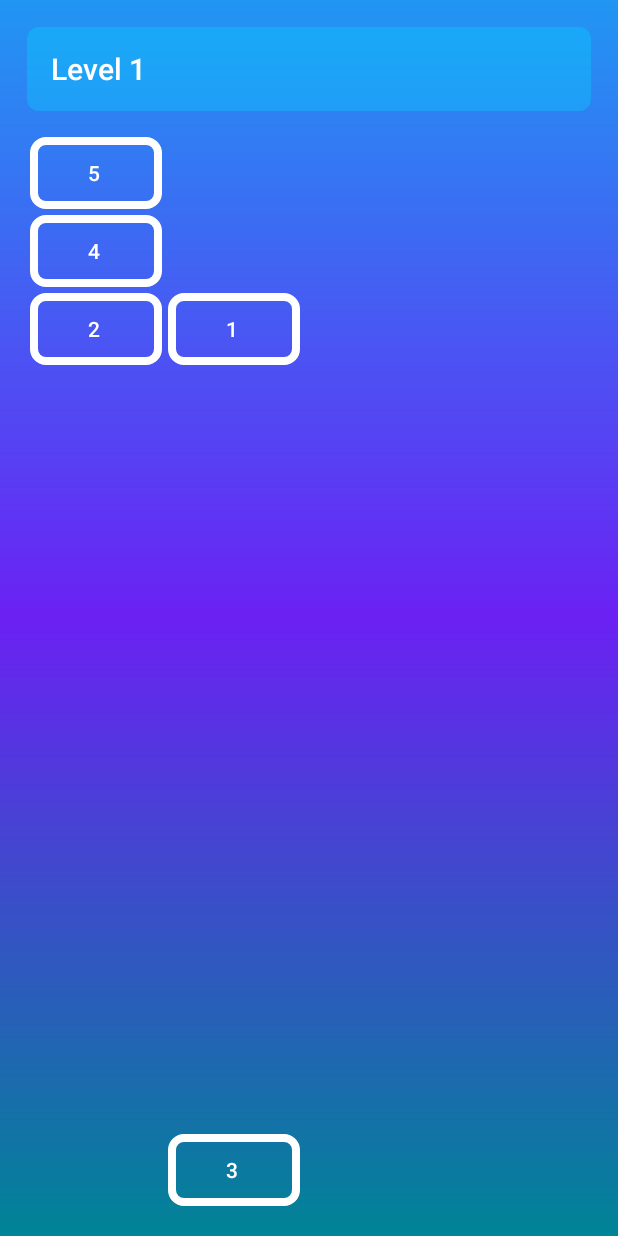
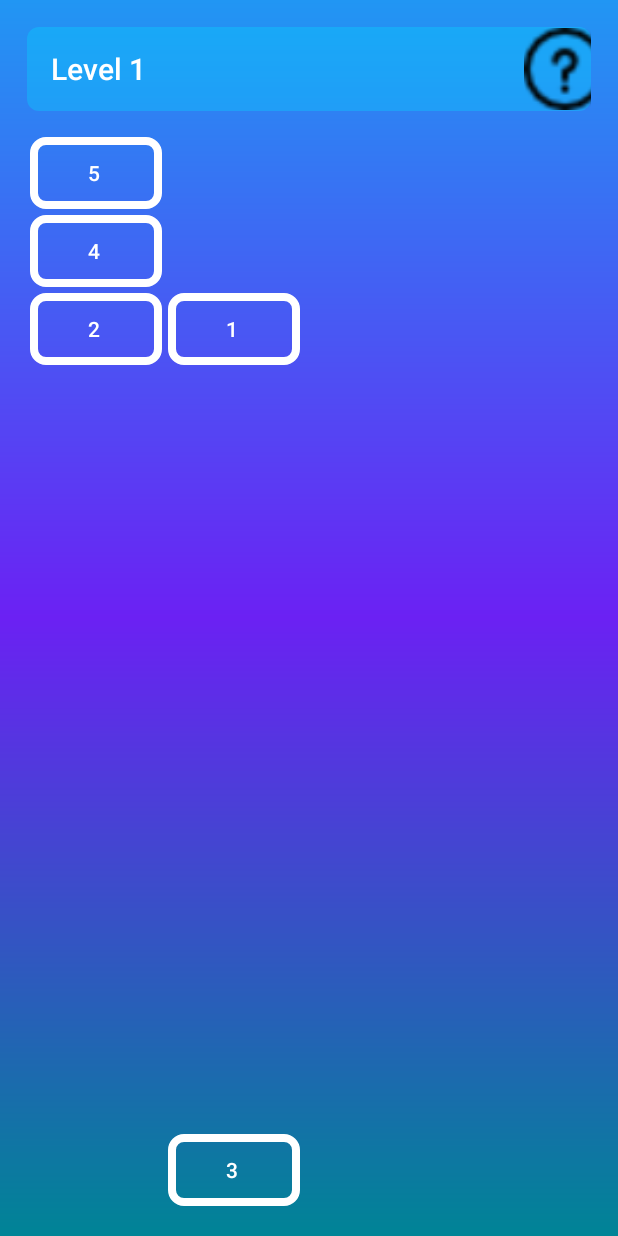
Before and after one commit to EinavShuki/BrainQuiz, an Android app: the screen it shows after launch (VisualMemoryActivity), after a tap on "Visual Memory", on a phone screen of 412 x 824 dp. Run offline under Robolectric (Android 15) with nearby library versions, the phone set to English and light mode, and no system bars.

Commit message:
avoid turning screen to side in each activity, addind an explanation popup-need to work on it's visibility

```diff
--- a/app/src/main/java/com/example/brainquiz/activities/NumberMemoryActivity.java
+++ b/app/src/main/java/com/example/brainquiz/activities/NumberMemoryActivity.java
@@ -14,6 +14,7 @@ import android.content.SharedPreferences;
 import android.os.Bundle;
 import android.view.View;
 import android.view.animation.LinearInterpolator;
+import android.widget.ImageButton;
 import android.widget.ProgressBar;
 import android.widget.TextView;
 import android.widget.Toast;
--- a/app/src/main/java/com/example/brainquiz/activities/VisualMemoryActivity.java
+++ b/app/src/main/java/com/example/brainquiz/activities/VisualMemoryActivity.java
@@ -1,16 +1,31 @@
 package com.example.brainquiz.activities;
 
+import androidx.annotation.NonNull;
 import androidx.appcompat.app.AppCompatActivity;
 import androidx.appcompat.widget.Toolbar;
+import androidx.transition.Transition;
+import androidx.transition.TransitionValues;
 
 
+import android.animation.Animator;
+import android.animation.AnimatorListenerAdapter;
+import android.animation.AnimatorSet;
+import android.animation.LayoutTransition;
+import android.animation.ObjectAnimator;
 import android.content.Intent;
 import android.os.Bundle;
 import android.view.Gravity;
+import android.view.LayoutInflater;
+import android.view.MotionEvent;
 import android.view.View;
 import android.view.ViewGroup;
+import android.view.animation.Animation;
+import android.view.animation.AnimationUtils;
 import android.widget.Button;
 import android.widget.GridLayout;
+import android.widget.ImageButton;
+import android.widget.LinearLayout;
+import android.widget.PopupWindow;
 
 import com.example.brainquiz.R;
 
@@ -23,20 +38,51 @@ import java.util.Random;
 public class VisualMemoryActivity extends AppCompatActivity {
     Map<Integer, ArrayList<Integer>> caughtPos = new HashMap<>();
     int strike, numOfBtns;
+    LinearLayout mainLayout;
 
     @Override
     protected void onCreate(Bundle savedInstanceState) {
         super.onCreate(savedInstanceState);
         setContentView(R.layout.activity_visual_memory);
+
+        mainLayout = findViewById(R.id.main_layout);
+        LayoutTransition layoutTransition = new LayoutTransition();
+        layoutTransition.enableTransitionType(LayoutTransition.CHANGING);
+        mainLayout.setLayoutTransition(layoutTransition);
+
         int level = getIntent().getIntExtra("level", 1);//from itself or failScreen or Intermediate
         strike = getIntent().getIntExtra("strike", 1);//first from itself,latter from Intermediate or failScreen
 
-        Toolbar toolbar=findViewById(R.id.level_toolbar);
-        toolbar.setTitle(toolbar.getTitle()+" "+level);
+        Toolbar toolbar = findViewById(R.id.level_toolbar);
+        toolbar.setTitle(toolbar.getTitle() + " " + level);
+        ImageButton questionMarkBtn = findViewById(R.id.questionmark_btn);
+        if(level==1)
+            animatQuestion(questionMarkBtn);
+        questionMarkBtn.setOnClickListener(v -> explain(v));
 
         Levels(level);
     }
 
+    private void animatQuestion(View v){
+        v.animate().setStartDelay(1000).scaleX(2.3f).scaleY(2.3f).setDuration(1000).withEndAction(new Runnable() {
+            @Override
+            public void run() {
+                v.animate().setStartDelay(100).scaleX(1f).scaleY(1f).setDuration(1000);
+            }
+        }).start();
+    }
+    private void explain(View v) {
+        v.setPressed(true);
+        LayoutInflater inflater = (LayoutInflater)getSystemService(LAYOUT_INFLATER_SERVICE);
+        View popupView = inflater.inflate(R.layout.popup_view, null);
+        // create the popup window
+        int width = LinearLayout.LayoutParams.WRAP_CONTENT;
+        int height = LinearLayout.LayoutParams.WRAP_CONTENT;
+        PopupWindow popupWindow = new PopupWindow(popupView, width, height, true);
+        popupWindow.setAnimationStyle(R.style.popup_window_animation);
+        popupWindow.showAtLocation(v, Gravity.TOP, 0, 300);
+        popupWindow.update();
+    }
 
     private void Levels(int level) {
         ArrayList<Button> allBtn = new ArrayList<>();
@@ -59,7 +105,7 @@ public class VisualMemoryActivity extends AppCompatActivity {
                 y = random.nextInt(10);
             }
             //insert to the map to avoid duplicates
-            if(caughtPos.get(x)==null)
+            if (caughtPos.get(x) == null)
                 caughtPos.put(x, new ArrayList<>());
             Objects.requireNonNull(caughtPos.get(x)).add(y);
 
@@ -92,16 +138,16 @@ public class VisualMemoryActivity extends AppCompatActivity {
                     if (currentBtnNum == 1) {
                         if (level != 1) {
                             for (Button b : allBtn) {
-                                b.setBackgroundResource(R.drawable.visual_memory_num_after_1);;
+                                b.setBackgroundResource(R.drawable.visual_memory_num_after_1);
+                                ;
                             }
                         }
                     }
                     if (currentBtnNum == numOfBtns) {
                         Intent intent;
-                        if(level==30) {
+                        if (level == 30) {
                             intent = new Intent(VisualMemoryActivity.this, WinScreenVisualMemoryActivity.class);
-                        }
-                        else {
+                        } else {
                             intent = new Intent(VisualMemoryActivity.this, VisualMemoryActivity.class);
                             intent.putExtra("level", level + 1);
                         }
@@ -119,7 +165,7 @@ public class VisualMemoryActivity extends AppCompatActivity {
                     } else {
                         Intent intent = new Intent(VisualMemoryActivity.this, FailScreenActivity.class);
                         intent.putExtra("level", level);
-                        intent.putExtra("nameActivity","VisualMemoryActivity");
+                        intent.putExtra("nameActivity", "VisualMemoryActivity");
                         startActivity(intent);
                     }
                     finish();
--- /dev/null
+++ b/app/src/main/res/anim/popup_anim_hide.xml
@@ -0,0 +1,11 @@
+<?xml version="1.0" encoding="utf-8"?>
+<set xmlns:android="http://schemas.android.com/apk/res/android">
+    <scale
+        android:duration="1000"
+        android:fromXScale="1"
+        android:fromYScale="1"
+        android:pivotX="15%"
+        android:pivotY="-60%"
+        android:toXScale="0"
+        android:toYScale="0" />
+</set>
--- /dev/null
+++ b/app/src/main/res/anim/popup_anim_show.xml
@@ -0,0 +1,11 @@
+<?xml version="1.0" encoding="utf-8"?>
+<set xmlns:android="http://schemas.android.com/apk/res/android">
+    <scale
+        android:duration="1000"
+        android:fromXScale="0"
+        android:fromYScale="0"
+        android:pivotX="15%"
+        android:pivotY="-60%"
+        android:toXScale="1"
+        android:toYScale="1" />
+</set>
--- /dev/null
+++ b/app/src/main/res/drawable/explain_btn.xml
@@ -0,0 +1,9 @@
+<?xml version="1.0" encoding="utf-8"?>
+<selector xmlns:android="http://schemas.android.com/apk/res/android">
+    <item android:drawable="@drawable/questionmark_pressed" android:state_pressed="false">
+        <scale android:scaleWidth="1dp" />
+    </item>
+    <item android:drawable="@drawable/questionmark_notpressed" android:state_pressed="true">
+        <scale android:scaleWidth="2dp" />
+    </item>
+</selector>
--- a/app/src/main/res/layout/activity_fail_screen.xml
+++ b/app/src/main/res/layout/activity_fail_screen.xml
@@ -26,6 +26,7 @@
         />
 
     <TextView
+        android:visibility="gone"
         android:id="@+id/sub_title_to_show"
         android:layout_width="match_parent"
         android:layout_height="wrap_content"
@@ -36,6 +37,7 @@
         android:textSize="25sp" />
 
     <com.example.brainquiz.LineTextView
+        android:visibility="gone"
         android:id="@+id/wrong_num"
         android:layout_width="wrap_content"
         android:layout_height="wrap_content"
@@ -45,6 +47,7 @@
         />
 
     <TextView
+        android:visibility="gone"
         android:id="@+id/level_tv"
         android:layout_marginTop="10dp"
         android:gravity="center"
--- a/app/src/main/res/layout/activity_number_memory_sec.xml
+++ b/app/src/main/res/layout/activity_number_memory_sec.xml
@@ -18,7 +18,9 @@
         android:fitsSystemWindows="true"
         app:layout_scrollFlags="scroll|enterAlways"
         app:theme="@style/ThemeOverlay.MaterialComponents.Toolbar.Primary"
-        app:title="@string/level"/>
+        app:title="@string/level">
+
+    </androidx.appcompat.widget.Toolbar>
 
     <TextView
         android:focusable = "true"
--- a/app/src/main/res/layout/activity_visual_memory.xml
+++ b/app/src/main/res/layout/activity_visual_memory.xml
@@ -5,6 +5,7 @@
     android:orientation="vertical"
     android:padding="18dp"
     android:background="@drawable/full_screen_gradient"
+    android:id="@+id/main_layout"
     >
 
     <RelativeLayout
@@ -23,7 +24,16 @@
             app:layout_scrollFlags="scroll|enterAlways"
             app:theme="@style/ThemeOverlay.MaterialComponents.Toolbar.Primary"
             app:title="@string/level"
-            app:titleTextColor="@color/white" />
+            app:titleTextColor="@color/white" >
+            <ImageButton
+                android:id="@+id/questionmark_btn"
+                android:layout_width="wrap_content"
+                android:layout_height="wrap_content"
+                android:src="@drawable/explain_btn"
+                android:background="@null"
+                android:layout_marginStart="275dp"
+                />
+        </androidx.appcompat.widget.Toolbar>
 
     </RelativeLayout>
 
--- a/app/src/main/res/values-night/themes.xml
+++ b/app/src/main/res/values-night/themes.xml
@@ -19,4 +19,8 @@
         <item name="colorControlNormal">@color/white</item>
         <item name="titleTextColor">@color/white</item>
     </style>
+    <style name="popup_window_animation" parent="android:Animation">
+        <item name="android:windowEnterAnimation">@anim/popup_anim_show</item>
+        <item name="android:windowExitAnimation">@anim/popup_anim_hide</item>
+    </style>
 </resources>
--- a/app/src/main/res/values/strings.xml
+++ b/app/src/main/res/values/strings.xml
@@ -38,4 +38,5 @@
     <string name="enter_btn">Enter</string>
     <string name="score">Score:</string>
     <string name="new_game">New game</string>
+    <string name="explanation">Remember positions and press in order</string>
 </resources>
--- a/app/src/main/res/values/themes.xml
+++ b/app/src/main/res/values/themes.xml
@@ -14,9 +14,13 @@
         <!-- Customize your theme here. -->
     </style>
 
-    <style name="MyToolbarTheme"
-        parent="@style/ThemeOverlay.AppCompat.Dark">
+    <style name="MyToolbarTheme" parent="@style/ThemeOverlay.AppCompat.Dark">
         <item name="colorControlNormal">@color/white</item>
         <item name="titleTextColor">@color/white</item>
     </style>
+
+    <style name="popup_window_animation" parent="android:Animation">
+        <item name="android:windowEnterAnimation">@anim/popup_anim_show</item>
+        <item name="android:windowExitAnimation">@anim/popup_anim_hide</item>
+    </style>
 </resources>
```
Also changed, not shown: app/src/main/AndroidManifest.xml (+11 -12 lines), app/src/main/java/com/example/brainquiz/activities/FailScreenActivity.java (+5 -3 lines), app/src/main/res/drawable/popup_explain.xml (added, +9 -0 lines), app/src/main/res/layout/popup_view.xml (added, +20 -0 lines), app/src/main/res/drawable/questionmark_notpressed.png (added), app/src/main/res/drawable/questionmark_pressed.png (added), 1 other file.
